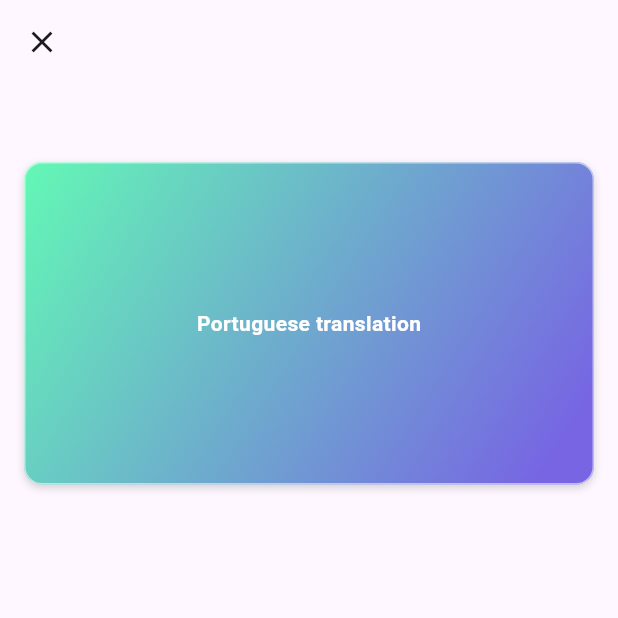
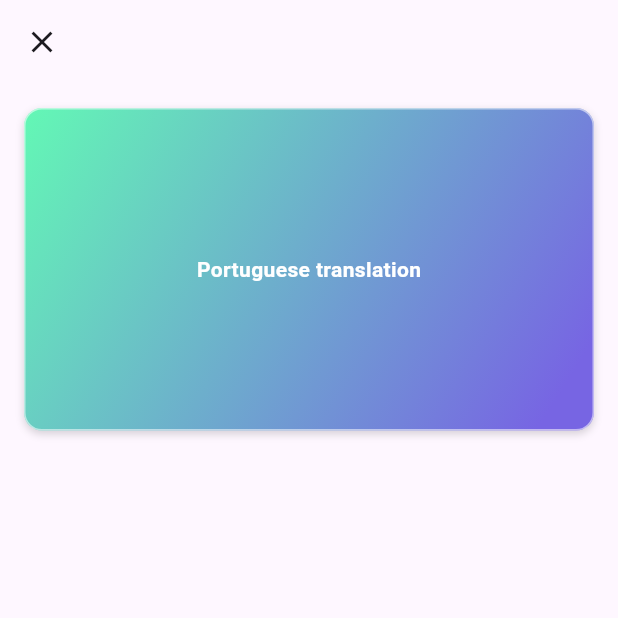
Before and after one commit to mariocsantos/palpagaio-app, a Flutter app: the StudySessionScreen screen opened by its route, on a phone screen of 412 x 824 dp, the top half of it. Run offline on Flutter 3.47's test engine with Material 3 defaults, Android fonts, the light colour scheme and no system bars.

Commit message:
fix: study section close modal

```diff
--- a/lib/features/study_session/presentation/screens/study_session_screen.dart
+++ b/lib/features/study_session/presentation/screens/study_session_screen.dart
@@ -21,7 +21,8 @@ class StudySessionScreen extends StatelessWidget {
             ),
             TextButton(
               onPressed: () {
-                Navigator.pop(context);
+                Navigator.pop(context); // Modal is dismissed
+                Navigator.pop(context); // Screen is closed
               },
               child: const Text('Exit'),
             ),
@@ -47,7 +48,7 @@ class StudySessionScreen extends StatelessWidget {
           padding: EdgeInsets.only(left: 16, right: 16),
           child: Column(
             children: [
-              SizedBox(height: 52),
+              SizedBox(height: 16),
               FlipCard(
                 front: FlashCard(
                   text: 'English sentence',
```
